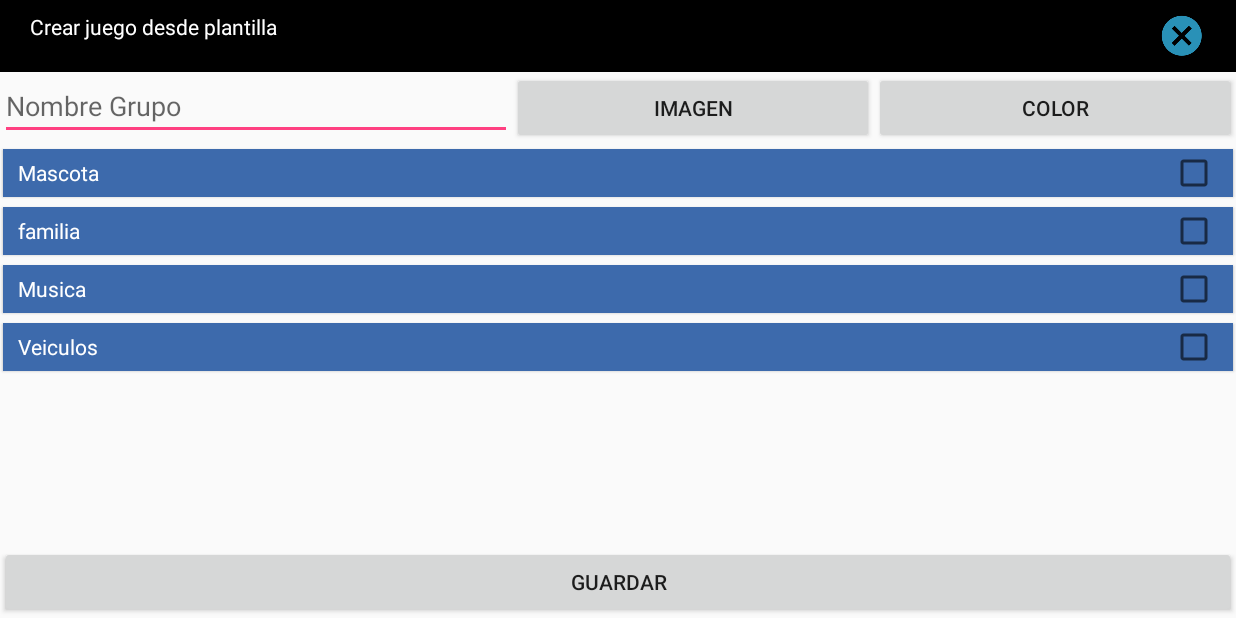
After one commit to cruzmarcano/juego_app, an Android app: the CrearGrupoActivity screen opened directly, with no data from a screen before it, on a phone screen of 824 x 412 dp (held sideways). The commit adds this screen. Run offline under Robolectric (Android 15) with nearby library versions, the phone set to English and light mode, and no system bars.

Commit message:
vista crear grupo terminada

```diff
--- a/app/src/main/AndroidManifest.xml
+++ b/app/src/main/AndroidManifest.xml
@@ -26,13 +26,14 @@
 
                 <category android:name="android.intent.category.LAUNCHER" />
             </intent-filter>
+
         </activity>
 
         <!-- activity principal o pantalla de inicio -->
 
         <activity
             android:name=".PrincipalActivity"
-            android:screenOrientation="landscape"></activity>
+            android:screenOrientation="landscape" />
 
         <!-- activity memoria -->
         <activity
@@ -51,15 +52,17 @@
         <activity android:name=".ListaActivity" />
 
         <!-- activity sonido -->
-        <activity android:name=".Propias.SonidoListActivity"
-            android:screenOrientation="landscape"/>
-
-        <activity android:name=".EjercicioAtencion"
+        <activity
+            android:name=".Propias.SonidoListActivity"
+            android:screenOrientation="landscape" />
+        <activity
+            android:name=".EjercicioAtencion"
             android:screenOrientation="landscape"
-            android:theme="@style/Theme.AppCompat.Light.NoActionBar">
+            android:theme="@style/Theme.AppCompat.Light.NoActionBar"></activity>
+        <activity android:name=".CrearGrupoActivity"
+            android:screenOrientation="landscape">
 
         </activity>
-
     </application>
 
 </manifest>
--- /dev/null
+++ b/app/src/main/java/com/example/cruzmarcano/juego/CrearGrupoActivity.java
@@ -0,0 +1,32 @@
+package com.example.cruzmarcano.juego;
+
+import android.support.v7.app.AppCompatActivity;
+import android.os.Bundle;
+import android.support.v7.widget.LinearLayoutManager;
+import android.support.v7.widget.RecyclerView;
+
+import com.example.cruzmarcano.juego.adaptadores.CrearGrupoAdacter;
+import com.example.cruzmarcano.juego.utilidades.TablasCampos;
+
+public class CrearGrupoActivity extends AppCompatActivity {
+    RecyclerView lista;
+    TablasCampos datos;
+
+    @Override
+    protected void onCreate(Bundle savedInstanceState) {
+        super.onCreate(savedInstanceState);
+        setContentView(R.layout.activity_crear_grupo);
+
+        datos=new TablasCampos(CrearGrupoActivity.this);
+
+        lista=(RecyclerView)findViewById(R.id.recyclerGrupo);
+
+        lista.setHasFixedSize(true);
+
+        LinearLayoutManager linearLayoutManager=new LinearLayoutManager(getApplicationContext());
+        lista.setLayoutManager(linearLayoutManager);
+
+        CrearGrupoAdacter crearGrupoAdacter=new CrearGrupoAdacter(getApplicationContext(),datos.selecEjercicios());
+        lista.setAdapter(crearGrupoAdacter);
+    }
+}
--- a/app/src/main/java/com/example/cruzmarcano/juego/PrincipalActivity.java
+++ b/app/src/main/java/com/example/cruzmarcano/juego/PrincipalActivity.java
@@ -106,9 +106,15 @@ public class PrincipalActivity extends AppCompatActivity {
     }
 
     public void opcion (String item){
+        Intent intent;
         switch (item){
             case "Crear juego":
-                Intent intent = new Intent(PrincipalActivity.this, MemoriaActivity.class);
+                 intent = new Intent(PrincipalActivity.this, MemoriaActivity.class);
+                startActivity(intent);
+                this.finish();
+                break;
+            case "Crear Grupo":
+                intent = new Intent(PrincipalActivity.this, CrearGrupoActivity.class);
                 startActivity(intent);
                 this.finish();
                 break;
--- /dev/null
+++ b/app/src/main/java/com/example/cruzmarcano/juego/adaptadores/CrearGrupoAdacter.java
@@ -0,0 +1,63 @@
+package com.example.cruzmarcano.juego.adaptadores;
+
+import android.content.Context;
+import android.support.v7.widget.CardView;
+import android.support.v7.widget.RecyclerView;
+import android.view.LayoutInflater;
+import android.view.View;
+import android.view.ViewGroup;
+import android.widget.TextView;
+
+import com.example.cruzmarcano.juego.R;
+import com.example.cruzmarcano.juego.pojo.EjerciciosPojo;
+
+import java.util.List;
+
+/**
+ * Created by cruzmarcano on 28/2/18.
+ */
+
+public class CrearGrupoAdacter extends RecyclerView.Adapter<CrearGrupoAdacter.ViewHolder> {
+    Context contexto;
+    //estos lista contiene los datos que va a recibir
+    List<EjerciciosPojo> ejerciciospojo;
+
+    public CrearGrupoAdacter(Context contexto, List<EjerciciosPojo> ejerciciospojo) {
+        this.contexto = contexto;
+        this.ejerciciospojo = ejerciciospojo;
+    }
+
+
+    @Override
+    public CrearGrupoAdacter.ViewHolder onCreateViewHolder(ViewGroup parent, int viewType) {
+        View vistaItem= LayoutInflater.from(parent.getContext()).inflate(R.layout.item_crear_grupo,parent,false);
+        ViewHolder viewHolder= new ViewHolder(vistaItem);
+        return viewHolder;
+    }
+
+    @Override
+    public void onBindViewHolder(CrearGrupoAdacter.ViewHolder holder, int position) {
+        holder.nombre.setText(ejerciciospojo.get(position).getNombre());
+
+        //color de fondo de la tarjeta
+        holder.tarjeta.setCardBackgroundColor(contexto.getResources().getColor(R.color.azul2));
+        //Toast.makeText(contexto,"este="+Integer.toString(s),Toast.LENGTH_LONG).show();
+
+
+    }
+
+    @Override
+    public int getItemCount() {
+        return ejerciciospojo.size();
+    }
+
+    public static class ViewHolder extends RecyclerView.ViewHolder{
+        private CardView tarjeta;
+        private TextView nombre;
+        public ViewHolder(View itemView) {
+            super(itemView);
+            tarjeta=(CardView)itemView.findViewById(R.id.itemGrupEjer);
+            nombre=(TextView)itemView.findViewById(R.id.nombEjerc);
+        }
+    }
+}
--- a/app/src/main/java/com/example/cruzmarcano/juego/adaptadores/EjercicioAdapter.java
+++ b/app/src/main/java/com/example/cruzmarcano/juego/adaptadores/EjercicioAdapter.java
@@ -56,7 +56,7 @@ public class EjercicioAdapter extends RecyclerView.Adapter<EjercicioAdapter.View
     public void onBindViewHolder(final ViewHolder holder, final int position) {
         //aqui se enlazan la data con cada ViewHolder
         holder.nombre.setText(ejerciciospojo.get(position).getNombre());
-        Log.v("prueba",ejerciciospojo.get(position).getNombre());
+
 
 
         //color de fondo de la tarjeta
--- /dev/null
+++ b/app/src/main/res/layout/activity_crear_grupo.xml
@@ -0,0 +1,58 @@
+<?xml version="1.0" encoding="utf-8"?>
+    <LinearLayout
+        xmlns:android="http://schemas.android.com/apk/res/android"
+        android:layout_width="match_parent"
+        android:layout_height="match_parent"
+        android:orientation="vertical">
+
+        <include
+        android:id="@+id/barra"
+        layout="@layout/barra" />
+
+        <LinearLayout
+            android:id="@+id/botonContein"
+            android:layout_width="match_parent"
+            android:layout_height="wrap_content"
+            android:orientation="horizontal"
+            >
+
+            <EditText
+                android:id="@+id/nombGrupo"
+                android:layout_width="188dp"
+                android:layout_height="wrap_content"
+                android:layout_weight="1"
+                android:ems="10"
+                android:hint="Nombre Grupo"
+                android:inputType="textPersonName" />
+
+            <Button
+                android:id="@+id/ImagGrupo"
+                android:layout_width="wrap_content"
+                android:layout_height="wrap_content"
+                android:layout_margin="0dp"
+                android:layout_weight="1"
+                android:padding="0dp"
+                android:text="Imagen" />
+
+            <Button
+                android:id="@+id/colorGrupo"
+                android:layout_width="wrap_content"
+                android:layout_height="wrap_content"
+                android:layout_weight="1"
+                android:text="Color" />
+
+        </LinearLayout>
+
+    <android.support.v7.widget.RecyclerView
+        android:id="@+id/recyclerGrupo"
+        android:layout_width="match_parent"
+        android:layout_height="match_parent"
+        android:layout_weight="1" />
+
+    <Button
+        android:id="@+id/guardarGrup"
+        android:layout_width="match_parent"
+        android:layout_height="wrap_content"
+        android:text="Guardar" />
+
+</LinearLayout>
--- /dev/null
+++ b/app/src/main/res/layout/item_crear_grupo.xml
@@ -0,0 +1,34 @@
+<?xml version="1.0" encoding="utf-8"?>
+<android.support.v7.widget.CardView xmlns:android="http://schemas.android.com/apk/res/android"
+    xmlns:card_view="http://schemas.android.com/apk/res-auto"
+    android:id="@+id/itemGrupEjer"
+    android:layout_width="match_parent"
+    android:layout_height="wrap_content"
+    card_view:cardCornerRadius="0dp"
+    card_view:cardElevation="1dp"
+    card_view:cardUseCompatPadding="true">
+
+
+    <LinearLayout
+        android:layout_width="match_parent"
+        android:layout_height="match_parent"
+        android:orientation="horizontal">
+
+        <TextView
+            android:id="@+id/nombEjerc"
+            android:layout_width="wrap_content"
+            android:layout_height="wrap_content"
+            android:layout_weight="1"
+            android:paddingLeft="10dp"
+            android:text="TextView"
+            android:textColor="@color/blanco" />
+
+        <CheckBox
+            android:id="@+id/checkBox"
+            android:layout_width="wrap_content"
+            android:layout_height="wrap_content"
+            android:layout_weight="0"
+            android:paddingRight="10dp" />
+
+    </LinearLayout>
+</android.support.v7.widget.CardView>
--- a/app/src/main/res/values/colors.xml
+++ b/app/src/main/res/values/colors.xml
@@ -15,7 +15,7 @@
     <color name="purpura">#782d83</color>
     <color name="verde">#a3bd31</color>
     <color name="gris2">#cbc9c9</color>
-    <color name="azul3">#5FA199</color>
+    <color name="azul3">#5fa199</color>
     <color name="negro">#000000</color>
     <color name="blanco">#ffffff</color>
 
```
